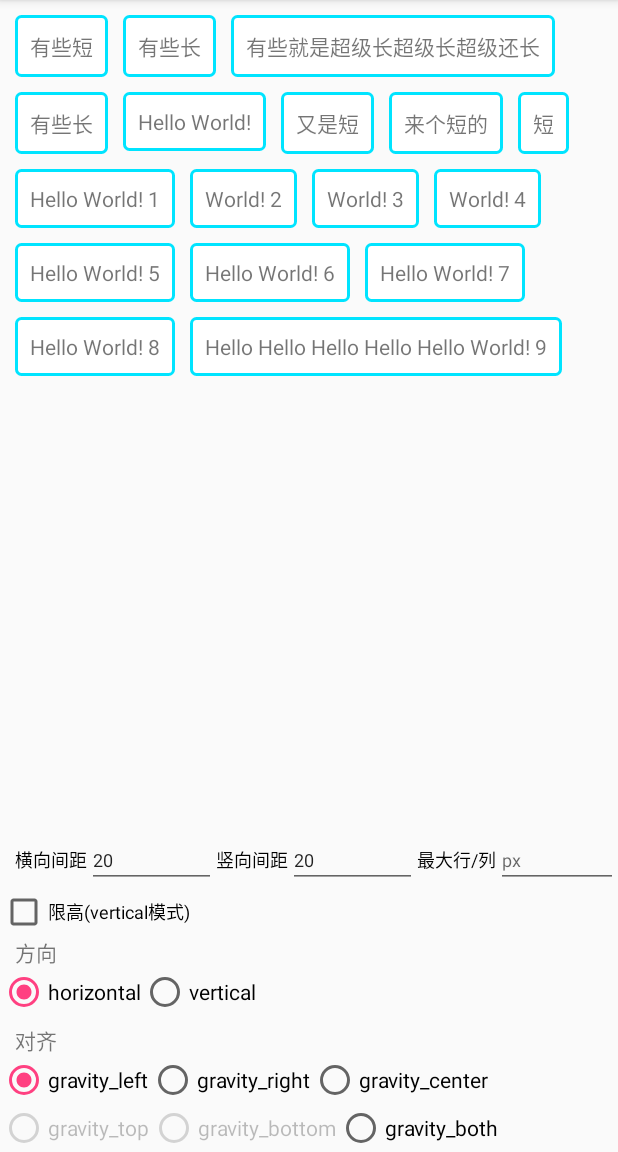
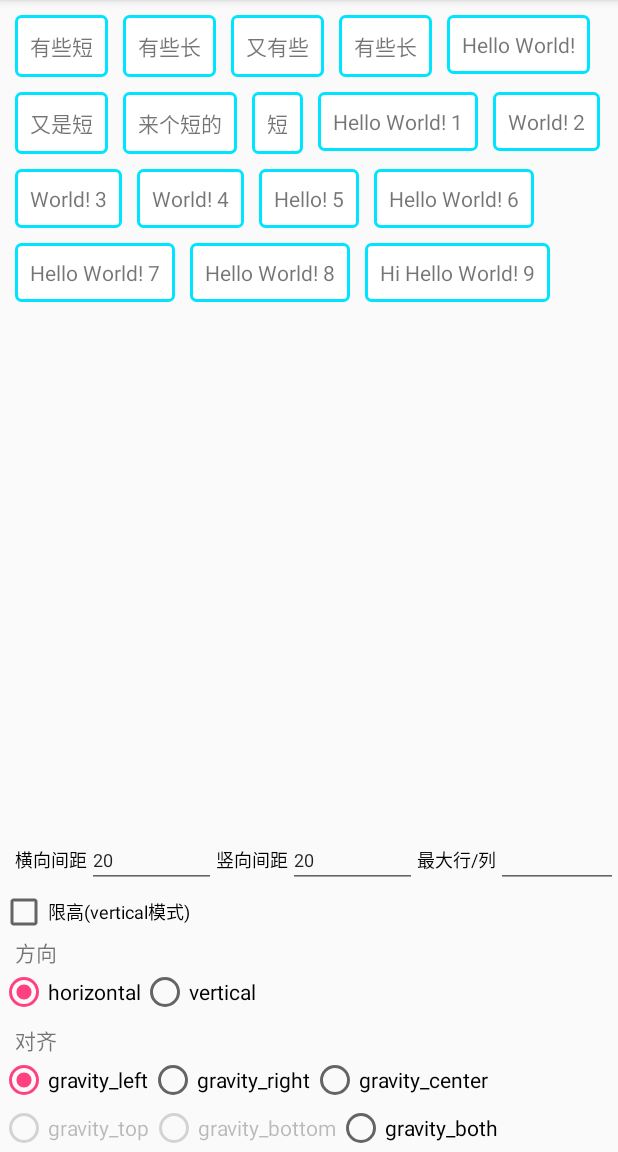
Before and after one commit to stars2011/DynamicViewGroup, an Android app: the screen it shows after launch (SampleActivity), on a phone screen of 412 x 824 dp, the part 84-1236 px from its top. Run offline under Robolectric (Android 15) with nearby library versions, the phone set to English and light mode, and no system bars.

```diff
--- a/app/src/main/res/layout/activity_sample.xml
+++ b/app/src/main/res/layout/activity_sample.xml
@@ -46,7 +46,7 @@
                 android:layout_height="wrap_content"
                 android:background="@drawable/view_background"
                 android:padding="10dp"
-                android:text="有些就是超级长超级长超级还长" />
+                android:text="又有些" />
 
             <TextView
                 android:layout_width="wrap_content"
@@ -127,7 +127,7 @@
                 android:layout_height="wrap_content"
                 android:background="@drawable/view_background"
                 android:padding="10dp"
-                android:text="Hello World! 5" />
+                android:text="Hello! 5" />
 
             <TextView
                 android:layout_width="wrap_content"
@@ -155,7 +155,7 @@
                 android:layout_height="wrap_content"
                 android:background="@drawable/view_background"
                 android:padding="10dp"
-                android:text="Hello Hello Hello Hello Hello World! 9" />
+                android:text="Hi Hello World! 9" />
 
         </com.stars2011.dynamicviewgroup.DynamicViewGroup>
     </ScrollView>
@@ -248,7 +248,6 @@
                 android:id="@+id/et_max_column_or_line_num"
                 android:layout_width="match_parent"
                 android:layout_height="wrap_content"
-                android:hint="px"
                 android:inputType="number"
                 android:textSize="12sp" />
 
```
Also changed, not shown: app/src/main/java/com/stars2011/dynamicviewgroupdemo/SampleActivity.java (+6 -3 lines).
